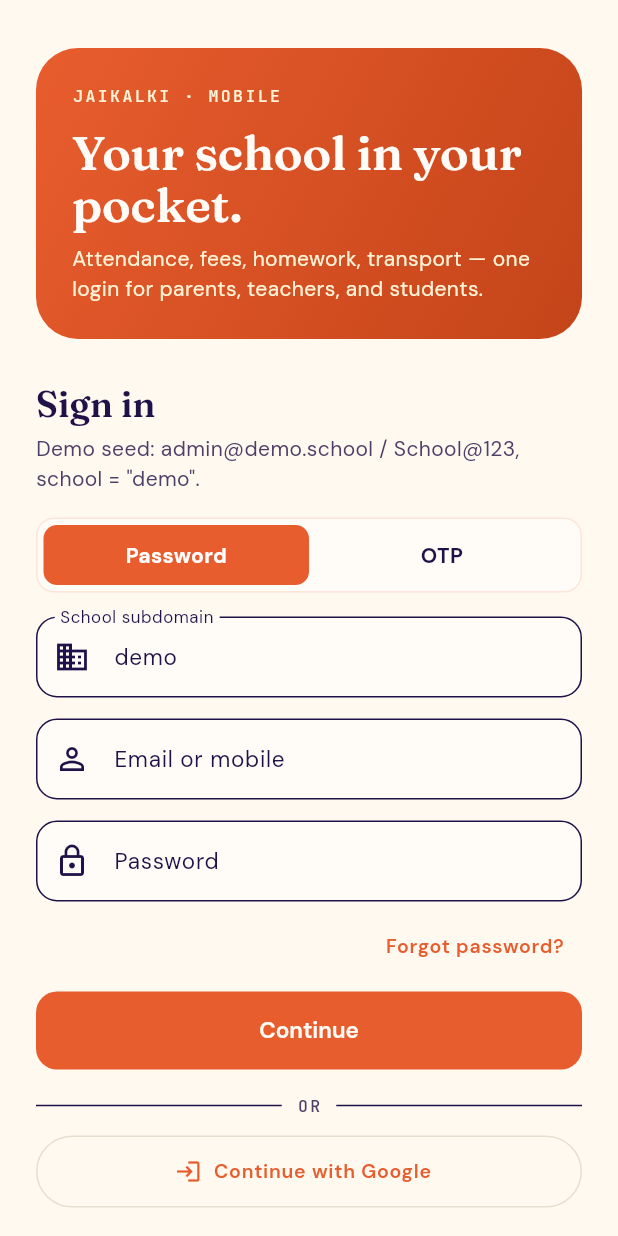
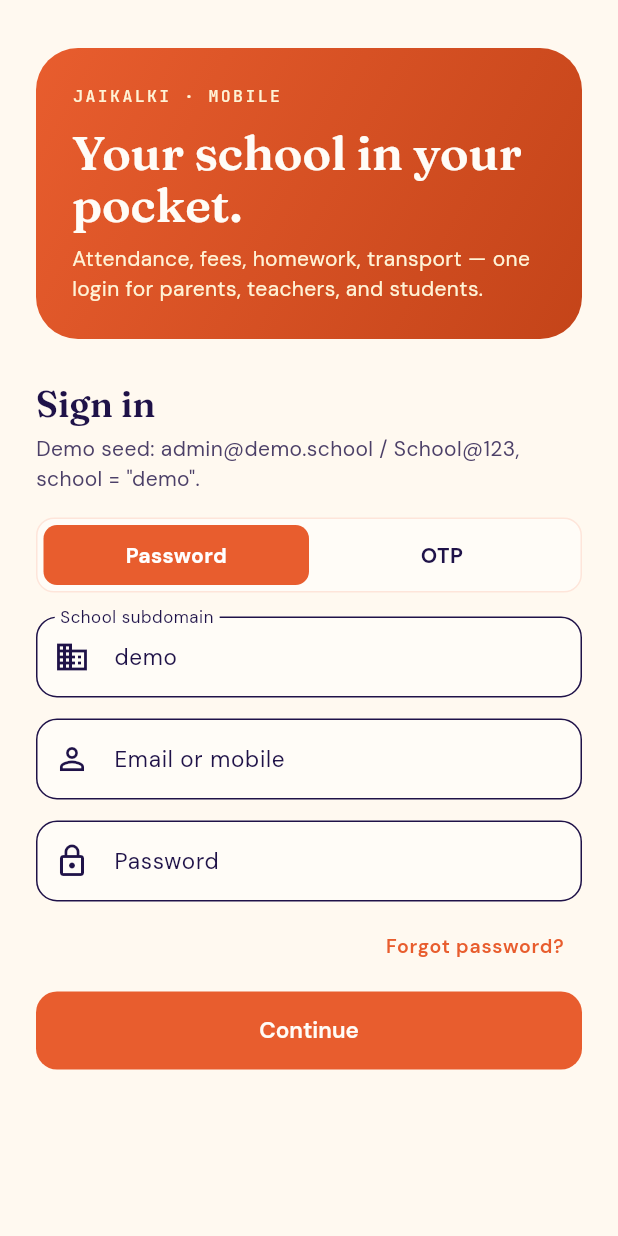
Before and after one commit to jaikalkitechnology/school_erp, a Flutter app: the LoginPage screen opened by its route, on a phone screen of 412 x 824 dp. Run offline on Flutter 3.47's test engine with Material 3 defaults, Android fonts, the phone set to English and light mode, and no system bars; our stand-ins replace dio, file_picker, firebase_core, firebase_messaging, fl_chart, flutter_bloc and 11 more; missing offline and left inert: flutter_background_service; accounts and stored records are empty; project files that could hold a hidden picture were left out.

Commit message:
App: remove Google Sign-In
Drops the 'Continue with Google' button (and its OR divider) from the
login screen, AuthCubit/AuthRepository.loginWithGoogle and the
google_sign_in dependency. Sign-in is by password or OTP, as on the
admin website (Google was removed there earlier).

Co-Authored-By: Claude Opus 5.5 <noreply@anthropic.com>
Claude-Session: https://claude.ai/code/session_01YDu3DjfxwXUbUkj9cj87Jq

```diff
--- a/school_erp_mobile/jaikalki/lib/src/features/auth/login_page.dart
+++ b/school_erp_mobile/jaikalki/lib/src/features/auth/login_page.dart
@@ -1,23 +1,12 @@
 import 'package:flutter/material.dart';
 import 'package:flutter_bloc/flutter_bloc.dart';
 import 'package:go_router/go_router.dart';
-import 'package:google_sign_in/google_sign_in.dart';
 
 import '../../api/auth_repository.dart';
 import '../../core/auth_cubit.dart';
 import '../../core/service_locator.dart';
 import '../../theme/brand.dart';
 import 'forgot_password_page.dart';
-
-// Web OAuth client ID — passed as serverClientId so the Google ID
-// token's audience is the web client, which our backend accepts.
-// Override at build time with:
-//   flutter run --dart-define=GOOGLE_SERVER_CLIENT_ID=...
-const _googleServerClientId = String.fromEnvironment(
-  'GOOGLE_SERVER_CLIENT_ID',
-  defaultValue:
-      '158812707380-i6f00ih0imbt2dh75s9dr849481joqap.apps.googleusercontent.com',
-);
 
 /// Modes available on the sign-in screen. Both share the same identifier
 /// + subdomain block; only the credential changes.
@@ -63,50 +52,6 @@ class _LoginPageState extends State<LoginPage> {
       password: _password.text,
       subdomain: _subdomain.text,
     );
-  }
-
-  bool _googleBusy = false;
-
-  Future<void> _signInWithGoogle() async {
-    final subdomain = _subdomain.text.trim();
-    if (subdomain.isEmpty) {
-      setState(() => _otpError =
-          'Enter your school subdomain first, then continue with Google.');
-      return;
-    }
-    setState(() => _googleBusy = true);
-    try {
-      final gsi = GoogleSignIn(
-        serverClientId: _googleServerClientId,
-        scopes: const ['email', 'profile'],
-      );
-      // Sign out first so the account chooser always shows — avoids a
-      // silent re-auth as a stale account.
-      await gsi.signOut();
-      final account = await gsi.signIn();
-      if (account == null) {
-        // User cancelled the chooser.
-        setState(() => _googleBusy = false);
-        return;
-      }
-      final auth = await account.authentication;
-      final idToken = auth.idToken;
-      if (idToken == null || idToken.isEmpty) {
-        setState(() {
-          _googleBusy = false;
-          _otpError = 'Google did not return a sign-in token. Try again.';
-        });
-        return;
-      }
-      await locator<AuthCubit>().loginWithGoogle(
-        idToken: idToken,
-        subdomain: subdomain,
-      );
-    } catch (e) {
-      setState(() => _otpError = 'Google sign-in failed. Please try again.');
-    } finally {
-      if (mounted) setState(() => _googleBusy = false);
-    }
   }
 
   Future<void> _requestOtp() async {
@@ -255,43 +200,6 @@ class _LoginPageState extends State<LoginPage> {
                             ..._passwordFields(t, busy, errorMessage)
                           else
                             ..._otpFields(t, busy, errorMessage),
-                          const SizedBox(height: 16),
-                          Row(
-                            children: [
-                              const Expanded(child: Divider()),
-                              Padding(
-                                padding: const EdgeInsets.symmetric(
-                                    horizontal: 10),
-                                child: Text(
-                                  'OR',
-                                  style: t.labelSmall?.copyWith(
-                                    color: JaikalkiBrand.textSecondary,
-                                  ),
-                                ),
-                              ),
-                              const Expanded(child: Divider()),
-                            ],
-                          ),
-                          const SizedBox(height: 12),
-                          OutlinedButton.icon(
-                            onPressed: (busy || _googleBusy)
-                                ? null
-                                : _signInWithGoogle,
-                            icon: _googleBusy
-                                ? const SizedBox(
-                                    width: 16,
-                                    height: 16,
-                                    child: CircularProgressIndicator(
-                                        strokeWidth: 2),
-                                  )
-                                : const Icon(Icons.login),
-                            label: Text(_googleBusy
-                                ? 'Signing in…'
-                                : 'Continue with Google'),
-                            style: OutlinedButton.styleFrom(
-                              minimumSize: const Size.fromHeight(48),
-                            ),
-                          ),
                         ],
                       ),
                     ),
--- a/school_erp_mobile/jaikalki/pubspec.yaml
+++ b/school_erp_mobile/jaikalki/pubspec.yaml
@@ -37,7 +37,6 @@ dependencies:
   pdf: ^3.11.1
   permission_handler: ^11.3.1
   geolocator: ^13.0.1
-  google_sign_in: ^6.2.1            # "Continue with Google" on login
   # Transport / bus tracking
   google_maps_flutter: ^2.9.0       # Parent map view + admin live fleet
   flutter_background_service: ^5.0.10  # Driver foreground GPS pinger
```
Also changed, not shown: school_erp_mobile/jaikalki/lib/src/api/auth_repository.dart (+0 -36 lines), school_erp_mobile/jaikalki/lib/src/core/auth_cubit.dart (+0 -19 lines).
